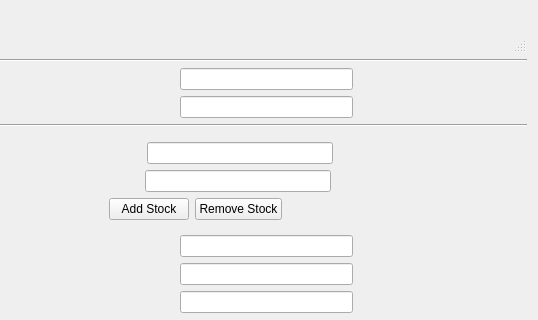
This is Application/Application/predictionInputInvest.ui in abutlerboudakian/future_wallet as Qt 5 draws it before an edit; both pictures show x 185 to 723 and y 0 to 320 of the 723 by 550 pixel window. The edited form follows.
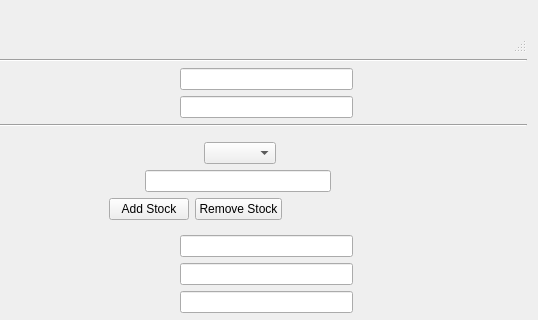
This is the edited form.

Commit message: Changed Stock LineEdit to ComboBox. Linked some server calls to populate data and other changes to Requests class

Patch:
```diff
--- a/Application/Application/predictionInputInvest.ui
+++ b/Application/Application/predictionInputInvest.ui
@@ -209,7 +209,7 @@
                </spacer>
               </item>
               <item>
-               <widget class="QLineEdit" name="StockData0"/>
+               <widget class="QComboBox" name="StockData0"/>
               </item>
               <item>
                <spacer name="horizontalSpacer_11">
```
The commit also changes 7 other files.
